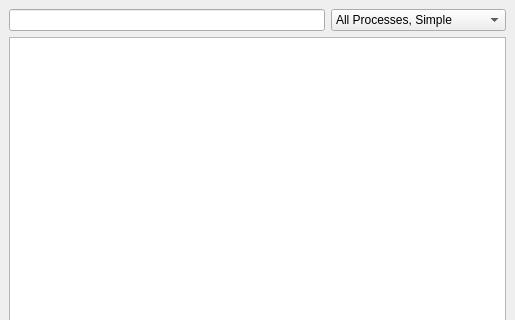
Old version of the form gui/SensorDisplayLib/ProcessWidgetUI.ui in the repository KDE/ksysguard; both pictures show x 0 to 515 and y 0 to 320 of the 515 by 472 pixel window.
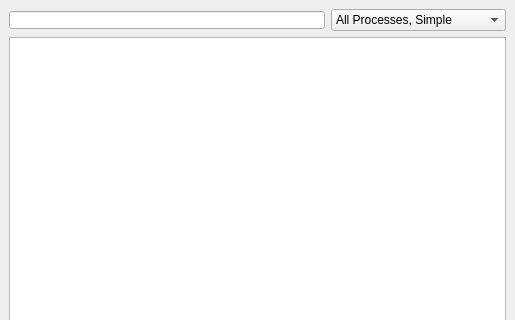
New version of the form. Custom widgets are drawn as their Qt base class.

Commit message: Set the show clear button here, and fix the padding

The edit to the form file:
```diff
--- a/gui/SensorDisplayLib/ProcessWidgetUI.ui
+++ b/gui/SensorDisplayLib/ProcessWidgetUI.ui
@@ -30,7 +30,7 @@
      <item>
       <widget class="KLineEdit" name="txtFilter" >
        <property name="styleSheet" >
-        <string/>
+        <string>QLineEdit { padding-right: 6; }</string>
        </property>
        <property name="urlDropsEnabled" >
         <bool>false</bool>
```
Left out of the diff: 3 changed lines with no effect on the pictures.
